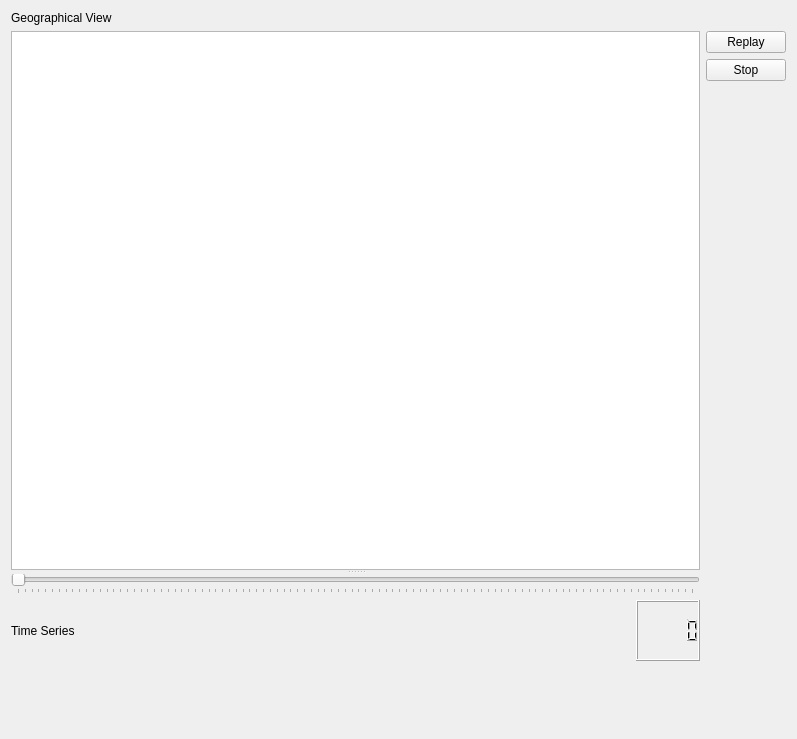
Above: display.ui from fccoelho/epigrass before the change. Below: the same form after it.
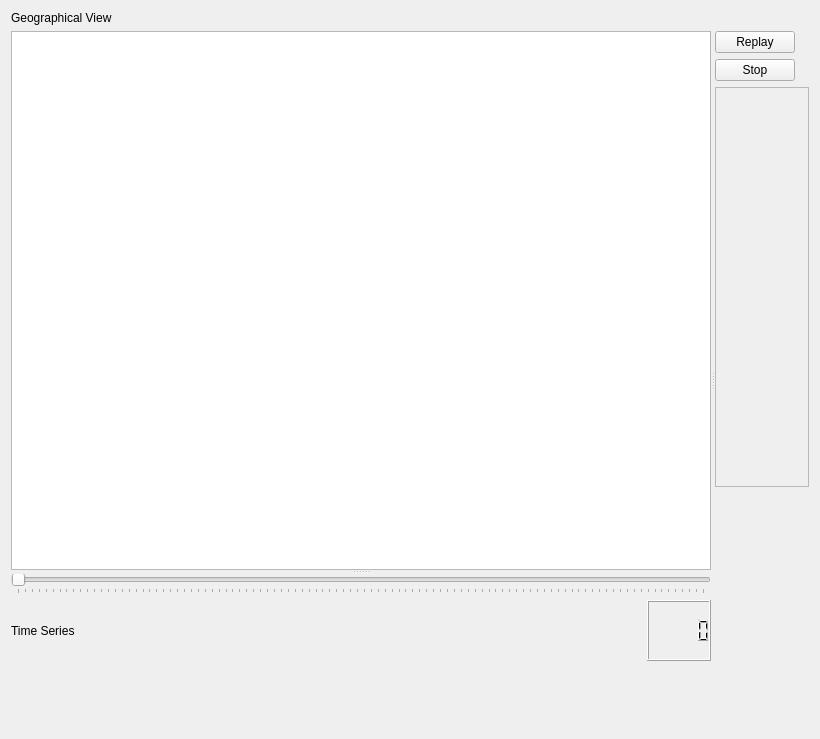
That is the form after the change. Custom widgets are drawn as their Qt base class.

Commit message: Implemented a new way to select nodes in the visualization dialog

```diff
--- a/display.ui
+++ b/display.ui
@@ -1,11 +1,11 @@
 <ui version="4.0" >
  <class>Form</class>
- <widget class="QWidget" name="Form" >
-  <property name="geometry" >
+ <widget class="QWidget" name="Form">
+  <property name="geometry">
    <rect>
     <x>0</x>
     <y>0</y>
-    <width>797</width>
+    <width>820</width>
     <height>739</height>
    </rect>
   </property>
@@ -15,24 +15,30 @@
     <verstretch>0</verstretch>
    </sizepolicy>
   </property>
-  <property name="windowTitle" >
+  <property name="minimumSize">
+   <size>
+    <width>100</width>
+    <height>600</height>
+   </size>
+  </property>
+  <property name="windowTitle">
    <string>Simulation Display</string>
   </property>
-  <layout class="QGridLayout" name="gridLayout" >
-   <item row="0" column="0" >
-    <layout class="QVBoxLayout" >
+  <layout class="QVBoxLayout" name="verticalLayout">
      <item>
-      <widget class="QLabel" name="label" >
-       <property name="text" >
+    <widget class="QLabel" name="label">
+     <property name="text">
         <string>Geographical View</string>
        </property>
       </widget>
      </item>
      <item>
-      <layout class="QHBoxLayout" >
-       <item>
-        <widget class="QSplitter" name="splitter" >
-         <property name="orientation" >
+    <widget class="QSplitter" name="splitter_2">
+     <property name="orientation">
+      <enum>Qt::Horizontal</enum>
+     </property>
+     <widget class="QSplitter" name="splitter">
+      <property name="orientation">
           <enum>Qt::Vertical</enum>
          </property>
          <widget class="QGraphicsView" name="mapView" >
@@ -46,11 +52,11 @@
            <bool>true</bool>
           </property>
          </widget>
-         <widget class="QWidget" name="layoutWidget" >
-          <layout class="QVBoxLayout" >
+      <widget class="QWidget" name="layoutWidget">
+       <layout class="QVBoxLayout">
            <item>
-            <widget class="QSlider" name="horizontalSlider" >
-             <property name="orientation" >
+         <widget class="QSlider" name="horizontalSlider">
+          <property name="orientation">
               <enum>Qt::Horizontal</enum>
              </property>
              <property name="tickPosition" >
@@ -62,7 +68,7 @@
             </widget>
            </item>
            <item>
-            <layout class="QHBoxLayout" >
+         <layout class="QHBoxLayout">
              <item>
               <widget class="QLabel" name="label_2" >
                <property name="sizePolicy" >
@@ -90,26 +96,25 @@
               </spacer>
              </item>
              <item>
-              <widget class="QLCDNumber" name="lcdNumber" />
+           <widget class="QLCDNumber" name="lcdNumber"/>
              </item>
             </layout>
            </item>
            <item>
-            <widget class="QwtPlot" name="qwtPlot" />
+         <widget class="QwtPlot" name="qwtPlot"/>
            </item>
           </layout>
          </widget>
         </widget>
-       </item>
-       <item>
-        <layout class="QVBoxLayout" >
-         <property name="sizeConstraint" >
+     <widget class="QWidget" name="layoutWidget">
+      <layout class="QVBoxLayout">
+       <property name="sizeConstraint">
           <enum>QLayout::SetDefaultConstraint</enum>
          </property>
          <item>
-          <widget class="QPushButton" name="pushButton" >
-           <property name="sizePolicy" >
-            <sizepolicy vsizetype="Fixed" hsizetype="Fixed" >
+        <widget class="QPushButton" name="pushButton">
+         <property name="sizePolicy">
+          <sizepolicy hsizetype="Fixed" vsizetype="Fixed">
              <horstretch>0</horstretch>
              <verstretch>0</verstretch>
             </sizepolicy>
@@ -120,9 +125,9 @@
           </widget>
          </item>
          <item>
-          <widget class="QPushButton" name="pushButton_2" >
-           <property name="sizePolicy" >
-            <sizepolicy vsizetype="Fixed" hsizetype="Fixed" >
+        <widget class="QPushButton" name="pushButton_2">
+         <property name="sizePolicy">
+          <sizepolicy hsizetype="Fixed" vsizetype="Fixed">
              <horstretch>0</horstretch>
              <verstretch>0</verstretch>
             </sizepolicy>
@@ -132,6 +137,45 @@
            </property>
           </widget>
          </item>
+       <item>
+        <widget class="QScrollArea" name="scrollArea">
+         <property name="minimumSize">
+          <size>
+           <width>0</width>
+           <height>400</height>
+          </size>
+         </property>
+         <property name="toolTip">
+          <string>Check Nodes to plot their time-series</string>
+         </property>
+         <property name="widgetResizable">
+          <bool>true</bool>
+         </property>
+         <widget class="QWidget" name="scrollAreaWidgetContents">
+          <property name="geometry">
+           <rect>
+            <x>0</x>
+            <y>0</y>
+            <width>109</width>
+            <height>394</height>
+           </rect>
+          </property>
+          <property name="sizePolicy">
+           <sizepolicy hsizetype="Preferred" vsizetype="Expanding">
+            <horstretch>0</horstretch>
+            <verstretch>0</verstretch>
+           </sizepolicy>
+          </property>
+          <property name="minimumSize">
+           <size>
+            <width>0</width>
+            <height>0</height>
+           </size>
+          </property>
+          <layout class="QVBoxLayout" name="nodeListLayout"/>
+         </widget>
+        </widget>
+       </item>
          <item>
           <spacer>
            <property name="orientation" >
@@ -146,10 +190,8 @@
           </spacer>
          </item>
         </layout>
-       </item>
-      </layout>
-     </item>
-    </layout>
+     </widget>
+    </widget>
    </item>
   </layout>
  </widget>
```
Left out of the diff: 43 changed lines with no effect on the pictures. Lines whose indentation alone changed are shown as unchanged. The commit also changes 7 other files.
